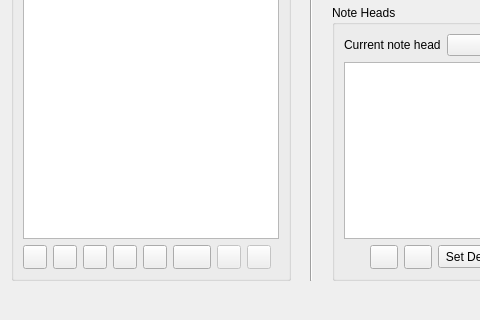
Qt form src/GUI/editKit.ui (Whatang/DrumBurp) before a commit; both pictures show x 0 to 480 and y 137 to 457 of the 875 by 457 pixel window.
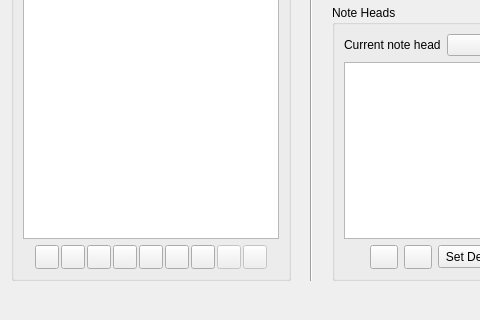
The same form after that commit. Icons and pictures are not drawn.

Commit message:
Remove all empty drums from kit.
Fixes #160.

```diff
--- a/src/GUI/editKit.ui
+++ b/src/GUI/editKit.ui
@@ -48,9 +48,28 @@
           </item>
           <item>
            <layout class="QHBoxLayout" name="horizontalLayout_5">
+            <property name="spacing">
+             <number>0</number>
+            </property>
             <property name="sizeConstraint">
              <enum>QLayout::SetFixedSize</enum>
             </property>
+            <item>
+             <spacer name="horizontalSpacer_12">
+              <property name="orientation">
+               <enum>Qt::Horizontal</enum>
+              </property>
+              <property name="sizeType">
+               <enum>QSizePolicy::Maximum</enum>
+              </property>
+              <property name="sizeHint" stdset="0">
+               <size>
+                <width>10</width>
+                <height>20</height>
+               </size>
+              </property>
+             </spacer>
+            </item>
             <item>
              <widget class="QPushButton" name="addButton">
               <property name="sizePolicy">
@@ -225,6 +244,12 @@
                 <height>24</height>
                </size>
               </property>
+              <property name="maximumSize">
+               <size>
+                <width>24</width>
+                <height>24</height>
+               </size>
+              </property>
               <property name="toolTip">
                <string>Reset the kit</string>
               </property>
@@ -237,6 +262,41 @@
               </property>
              </widget>
             </item>
+            <item>
+             <widget class="QPushButton" name="deleteEmptyButton">
+              <property name="enabled">
+               <bool>true</bool>
+              </property>
+              <property name="sizePolicy">
+               <sizepolicy hsizetype="Fixed" vsizetype="Fixed">
+                <horstretch>0</horstretch>
+                <verstretch>0</verstretch>
+               </sizepolicy>
+              </property>
+              <property name="minimumSize">
+               <size>
+                <width>24</width>
+                <height>24</height>
+               </size>
+              </property>
+              <property name="maximumSize">
+               <size>
+                <width>24</width>
+                <height>24</height>
+               </size>
+              </property>
+              <property name="statusTip">
+               <string>Delete empty non-locked drums</string>
+              </property>
+              <property name="text">
+               <string/>
+              </property>
+              <property name="icon">
+               <iconset resource="DrumBurp.qrc">
+                <normaloff>:/Icons/Icons/process-stop.png</normaloff>:/Icons/Icons/process-stop.png</iconset>
+              </property>
+             </widget>
+            </item>
             <item>
              <widget class="QPushButton" name="loadButton">
               <property name="enabled">
```
Left out of the diff: 8 changed lines with no effect on the pictures. The commit also changes 5 other files.
